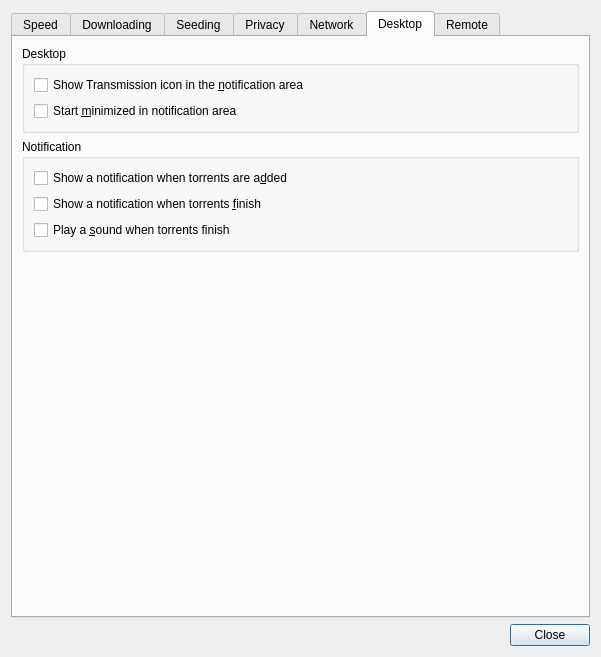
First picture: the form in qt/PrefsDialog.ui, repository transmission/transmission, before the edit.
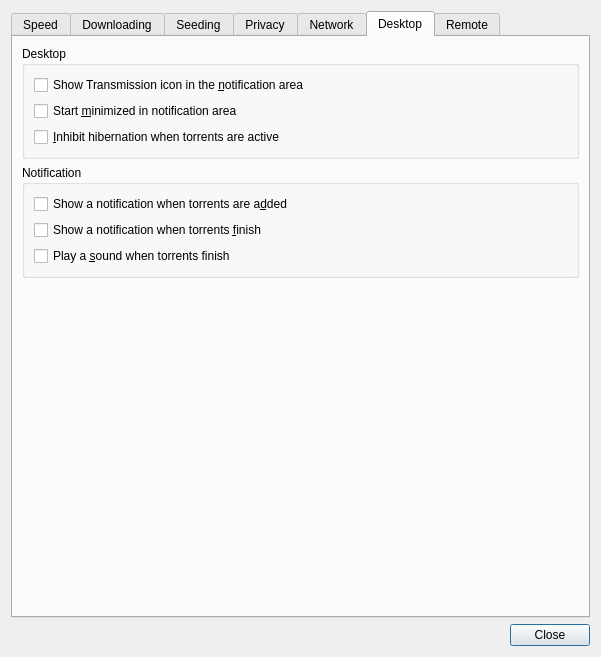
Second picture: the form after the edit. The open tabs and pages were chosen to show the change. Icons and pictures are not drawn. Custom widgets are drawn as their Qt base class.

Commit message: feat(qt): inhibit sleep while torrents are active

```diff
--- a/qt/PrefsDialog.ui
+++ b/qt/PrefsDialog.ui
@@ -866,6 +866,13 @@
             </property>
            </widget>
           </item>
+          <item>
+           <widget class="QCheckBox" name="inhibitHibernationCheck">
+            <property name="text">
+             <string>&amp;Inhibit hibernation when torrents are active</string>
+            </property>
+           </widget>
+          </item>
          </layout>
         </widget>
        </item>
```
The commit also changes 11 other files.
